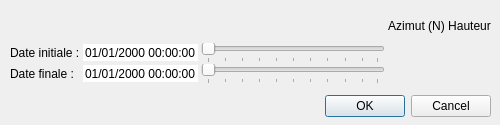
First picture: the form in src/interface/onglets/telescope/ajustementdates.ui, repository mconsidine/previsat_archive, before the edit.
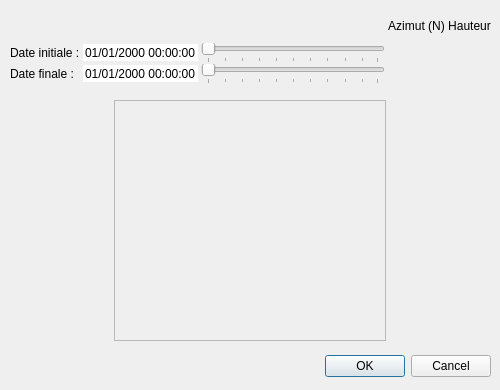
Second picture: the form after the edit.

Commit message: Ajout du radar dans la fenetre d'ajustement des dates pour le suivi avec un telescope

```diff
--- a/src/interface/onglets/telescope/ajustementdates.ui
+++ b/src/interface/onglets/telescope/ajustementdates.ui
@@ -10,19 +10,19 @@
     <x>0</x>
     <y>0</y>
     <width>500</width>
-    <height>125</height>
+    <height>390</height>
    </rect>
   </property>
   <property name="minimumSize">
    <size>
     <width>500</width>
-    <height>125</height>
+    <height>390</height>
    </size>
   </property>
   <property name="maximumSize">
    <size>
     <width>500</width>
-    <height>125</height>
+    <height>390</height>
    </size>
   </property>
   <property name="windowTitle">
@@ -32,7 +32,7 @@
    <property name="geometry">
     <rect>
      <x>320</x>
-     <y>90</y>
+     <y>350</y>
      <width>171</width>
      <height>32</height>
     </rect>
@@ -176,6 +176,22 @@
     </item>
    </layout>
   </widget>
+  <widget class="QFrame" name="frameRadar">
+   <property name="geometry">
+    <rect>
+     <x>114</x>
+     <y>100</y>
+     <width>272</width>
+     <height>241</height>
+    </rect>
+   </property>
+   <property name="frameShape">
+    <enum>QFrame::Shape::StyledPanel</enum>
+   </property>
+   <property name="frameShadow">
+    <enum>QFrame::Shadow::Raised</enum>
+   </property>
+  </widget>
  </widget>
  <resources/>
  <connections>
```
Left out of the diff: 22 changed lines with no effect on the pictures. The commit also changes 13 other files.
